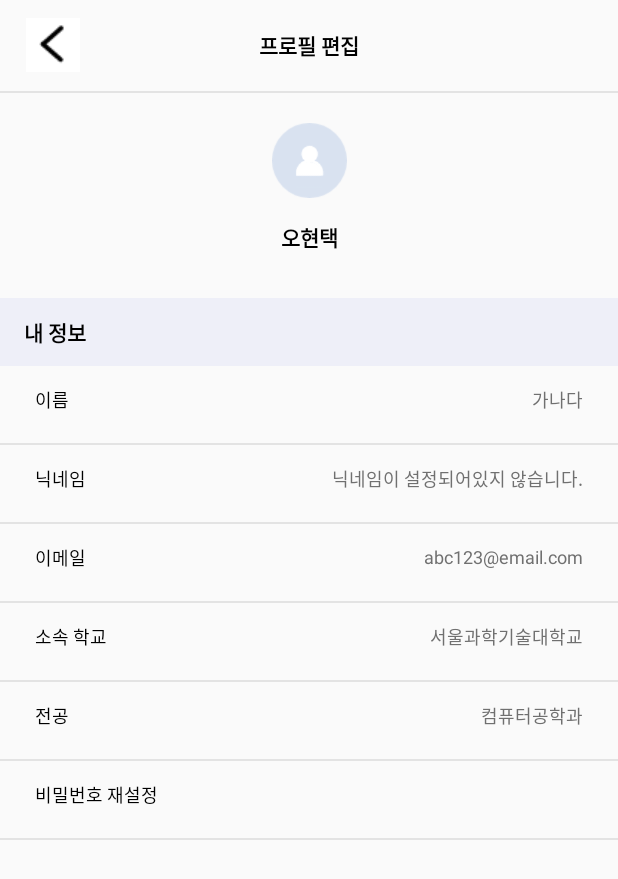
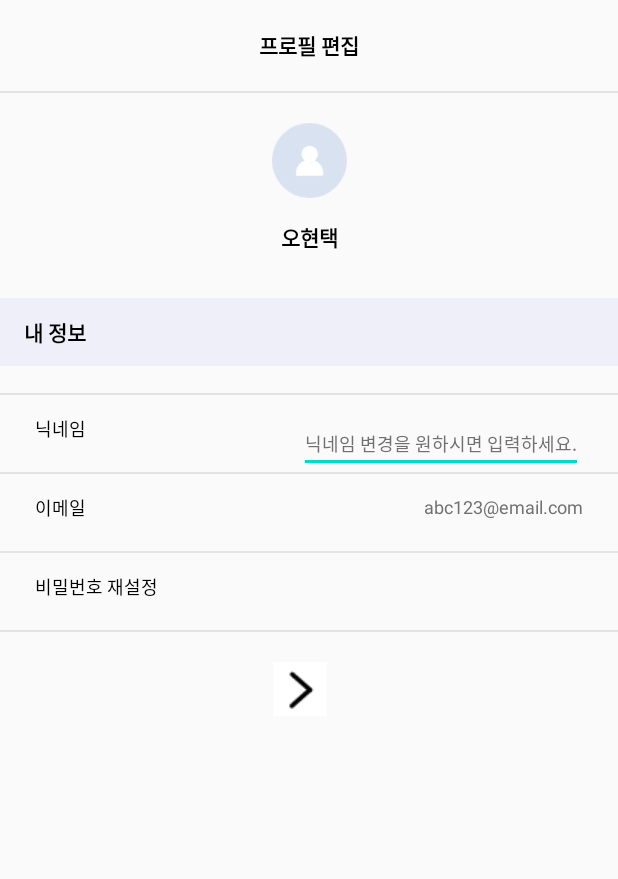
Before and after one commit to gon-pick/makingF, an Android app: the layout activity_profile_edit.xml on its own in the app's theme, with its tools: preview values and no code run, on a phone screen of 412 x 824 dp. Shown: the top 879 px of the screen. Run offline under Robolectric (Android 15) with nearby library versions, the phone set to English and light mode, and no system bars.

Commit message:
logout and modify mypage

```diff
--- a/app/build.gradle
+++ b/app/build.gradle
@@ -44,4 +44,5 @@ dependencies {
     androidTestImplementation 'androidx.test.ext:junit:1.1.1'
     androidTestImplementation 'androidx.test.espresso:espresso-core:3.2.0'
 
+    implementation 'com.google.firebase:firebase-database-ktx:19.4.0'
 }
--- a/app/src/main/java/com/example/making_f/FindPassword.kt
+++ b/app/src/main/java/com/example/making_f/Activity/FindPassword.kt
@@ -1,9 +1,10 @@
-package com.example.making_f
+package com.example.making_f.Activity
 
 import android.content.Intent
 import android.os.Bundle
 import android.widget.Toast
 import androidx.appcompat.app.AppCompatActivity
+import com.example.making_f.R
 import com.google.firebase.auth.FirebaseAuth
 import kotlinx.android.synthetic.main.activity_findpassword.*
 
@@ -17,7 +18,7 @@ class FindPassword : AppCompatActivity() {
         auth = FirebaseAuth.getInstance()
 
         btn_cert_back.setOnClickListener {
-            startActivity(Intent(this,LoginActivity::class.java))
+            startActivity(Intent(this, LoginActivity::class.java))
             finish()
         }
 
--- a/app/src/main/java/com/example/making_f/LoginActivity.kt
+++ b/app/src/main/java/com/example/making_f/Activity/LoginActivity.kt
@@ -1,10 +1,11 @@
-package com.example.making_f
+package com.example.making_f.Activity
 
 import android.content.Intent
 import android.os.Bundle
 import android.util.Log
 import android.widget.Toast
 import androidx.appcompat.app.AppCompatActivity
+import com.example.making_f.R
 import com.google.firebase.auth.FirebaseAuth
 import com.google.firebase.auth.FirebaseUser
 import kotlinx.android.synthetic.main.activity_login.*
@@ -38,6 +39,7 @@ class LoginActivity : AppCompatActivity() {
         val user = FirebaseAuth.getInstance().currentUser
         if (user != null) {
             startActivity(Intent(this, MainActivity::class.java))
+            finish()
         } else {
             Log.e("User's Account", "No Exist")
         }
--- a/app/src/main/java/com/example/making_f/MainActivity.kt
+++ b/app/src/main/java/com/example/making_f/Activity/MainActivity.kt
@@ -1,8 +1,9 @@
-package com.example.making_f
+package com.example.making_f.Activity
 
 import android.os.Bundle
 import android.view.MenuItem
 import androidx.appcompat.app.AppCompatActivity
+import com.example.making_f.R
 import com.example.making_f.navigation.HomeFragment
 import com.example.making_f.navigation.PostFragment
 import com.example.making_f.navigation.SearchFragment
@@ -43,4 +44,6 @@ class MainActivity : AppCompatActivity(), BottomNavigationView.OnNavigationItemS
         supportFragmentManager.beginTransaction().replace(R.id.main_content, detailViewFragment).commit()
         bottom_navigation.setOnNavigationItemSelectedListener(this)
     }
+
+
 }
--- a/app/src/main/res/layout/activity_login.xml
+++ b/app/src/main/res/layout/activity_login.xml
@@ -5,7 +5,7 @@
     xmlns:tools="http://schemas.android.com/tools"
     android:layout_width="match_parent"
     android:layout_height="match_parent"
-    tools:context=".LoginActivity">
+    tools:context=".Activity.LoginActivity">
 
     <TextView
         android:id="@+id/text_login"
--- a/app/src/main/res/layout/activity_main.xml
+++ b/app/src/main/res/layout/activity_main.xml
@@ -5,7 +5,7 @@
     xmlns:tools="http://schemas.android.com/tools"
     android:layout_width="match_parent"
     android:layout_height="match_parent"
-    tools:context=".MainActivity">
+    tools:context=".Activity.MainActivity">
 
     <FrameLayout
         android:id="@+id/main_content"
--- a/app/src/main/res/layout/activity_profile_edit.xml
+++ b/app/src/main/res/layout/activity_profile_edit.xml
@@ -1,5 +1,6 @@
 <?xml version="1.0" encoding="utf-8"?>
 <androidx.constraintlayout.widget.ConstraintLayout xmlns:android="http://schemas.android.com/apk/res/android"
+    xmlns:tools="http://schemas.android.com/tools"
     android:layout_width="match_parent"
     android:layout_height="match_parent"
     xmlns:app="http://schemas.android.com/apk/res-auto">
@@ -16,15 +17,6 @@
         android:textSize="14sp"
         android:textStyle="bold"
         android:textColor="#000000"/>
-
-    <ImageView
-        android:layout_width="wrap_content"
-        android:layout_height="wrap_content"
-        app:layout_constraintStart_toStartOf="parent"
-        app:layout_constraintTop_toTopOf="@id/txt_profile_edit"
-        app:layout_constraintBottom_toBottomOf="@id/txt_profile_edit"
-        android:layout_marginLeft="17dp"
-        android:src="@drawable/btn_back"/>
 
     <View
         android:id="@+id/pview"
@@ -80,38 +72,14 @@
         android:textSize="14sp"
         android:textStyle="bold"/>
 
-    <TextView
-        android:id="@+id/txt_profile_edit_my_name"
-        android:layout_width="wrap_content"
-        android:layout_height="wrap_content"
-        app:layout_constraintStart_toStartOf="parent"
-        app:layout_constraintTop_toBottomOf="@id/pview2"
-        android:text="이름"
-        android:layout_marginLeft="23dp"
-        android:layout_marginTop="13dp"
-        android:textColor="#000000"
-        android:textSize="12sp"/>
-
-    <TextView
-        android:id="@+id/txt_profile_edit_my_name_ex"
-        android:layout_width="wrap_content"
-        android:layout_height="wrap_content"
-        app:layout_constraintEnd_toEndOf="parent"
-        app:layout_constraintTop_toBottomOf="@id/pview2"
-        android:text="가나다"
-        android:layout_marginRight="23dp"
-        android:layout_marginTop="13dp"
-        android:textColor="#707070"
-        android:textSize="12sp"/>
-
     <View
         android:id="@+id/pview3"
-        app:layout_constraintTop_toBottomOf="@id/txt_profile_edit_my_name"
-        app:layout_constraintStart_toStartOf="@id/pview2"
         android:layout_width="match_parent"
         android:layout_height="1dp"
-        android:layout_marginTop="20dp"
-        android:background="#e3e3e3"/>
+        android:layout_marginTop="30dp"
+        android:background="#e3e3e3"
+        app:layout_constraintStart_toStartOf="@id/pview2"
+        app:layout_constraintTop_toBottomOf="@+id/txt_profile_edit_my_information" />
 
     <TextView
         android:id="@+id/txt_profile_edit_my_nickname"
@@ -125,13 +93,13 @@
         android:textColor="#000000"
         android:textSize="12sp"/>
 
-    <TextView
+    <EditText
         android:id="@+id/txt_profile_edit_my_nickname_ex"
         android:layout_width="wrap_content"
         android:layout_height="wrap_content"
         app:layout_constraintEnd_toEndOf="parent"
         app:layout_constraintTop_toBottomOf="@id/pview3"
-        android:text="닉네임이 설정되어있지 않습니다."
+        android:text="닉네임 변경을 원하시면 입력하세요."
         android:layout_marginRight="23dp"
         android:layout_marginTop="13dp"
         android:textColor="#707070"
@@ -172,100 +140,52 @@
         android:textSize="12sp"/>
 
     <View
-        android:id="@+id/pview5"
-        app:layout_constraintTop_toBottomOf="@id/txt_profile_edit_my_email"
-        app:layout_constraintStart_toStartOf="parent"
+        android:id="@+id/pview6"
         android:layout_width="match_parent"
         android:layout_height="1dp"
         android:layout_marginTop="20dp"
-        android:background="#e3e3e3"/>
+        android:background="#e3e3e3"
+        app:layout_constraintStart_toStartOf="parent"
+        app:layout_constraintTop_toBottomOf="@+id/txt_profile_edit_my_email" />
 
-    <TextView
-        android:id="@+id/txt_profile_edit_my_uni"
-        android:layout_width="wrap_content"
-        android:layout_height="wrap_content"
-        app:layout_constraintStart_toStartOf="parent"
-        app:layout_constraintTop_toBottomOf="@id/pview5"
-        android:text="소속 학교"
-        android:layout_marginLeft="23dp"
-        android:layout_marginTop="13dp"
-        android:textColor="#000000"
-        android:textSize="12sp"/>
 
-    <TextView
-        android:id="@+id/txt_profile_edit_my_uni_ex"
-        android:layout_width="wrap_content"
-        android:layout_height="wrap_content"
-        app:layout_constraintEnd_toEndOf="parent"
-        app:layout_constraintTop_toBottomOf="@id/pview5"
-        android:text="서울과학기술대학교"
-        android:layout_marginRight="23dp"
-        android:layout_marginTop="13dp"
-        android:textColor="#707070"
-        android:textSize="12sp"/>
-
-    <View
-        android:id="@+id/pview6"
-        app:layout_constraintTop_toBottomOf="@id/txt_profile_edit_my_uni"
-        app:layout_constraintStart_toStartOf="parent"
-        android:layout_width="match_parent"
-        android:layout_height="1dp"
-        android:layout_marginTop="20dp"
-        android:background="#e3e3e3"/>
-
-    <TextView
-        android:id="@+id/txt_profile_edit_my_major"
-        android:layout_width="wrap_content"
-        android:layout_height="wrap_content"
-        app:layout_constraintStart_toStartOf="parent"
-        app:layout_constraintTop_toBottomOf="@id/pview6"
-        android:text="전공"
-        android:layout_marginLeft="23dp"
-        android:layout_marginTop="13dp"
-        android:textColor="#000000"
-        android:textSize="12sp"/>
-
-    <TextView
-        android:id="@+id/txt_profile_edit_my_major_ex"
-        android:layout_width="wrap_content"
-        android:layout_height="wrap_content"
-        app:layout_constraintEnd_toEndOf="parent"
-        app:layout_constraintTop_toBottomOf="@id/pview6"
-        android:text="컴퓨터공학과"
-        android:layout_marginRight="23dp"
-        android:layout_marginTop="13dp"
-        android:textColor="#707070"
-        android:textSize="12sp"/>
-
-    <View
-        android:id="@+id/pview7"
-        app:layout_constraintTop_toBottomOf="@id/txt_profile_edit_my_major"
-        app:layout_constraintStart_toStartOf="parent"
-        android:layout_width="match_parent"
-        android:layout_height="1dp"
-        android:layout_marginTop="20dp"
-        android:background="#e3e3e3"/>
 
     <TextView
         android:id="@+id/txt_profile_edit_pwd"
         android:layout_width="wrap_content"
         android:layout_height="wrap_content"
         app:layout_constraintStart_toStartOf="parent"
-        app:layout_constraintTop_toBottomOf="@id/pview7"
+        app:layout_constraintTop_toBottomOf="@id/pview6"
         android:text="비밀번호 재설정"
         android:layout_marginLeft="23dp"
         android:layout_marginTop="13dp"
         android:textColor="#000000"
-        android:textSize="12sp"/>
+        android:textSize="12sp"
+        android:clickable="true"/>
 
     <View
-        app:layout_constraintTop_toBottomOf="@id/txt_profile_edit_pwd"
-        app:layout_constraintStart_toStartOf="parent"
+        android:id="@+id/view10"
         android:layout_width="match_parent"
         android:layout_height="1dp"
         android:layout_marginTop="20dp"
-        android:background="#e3e3e3"/>
+        android:background="#e3e3e3"
+        app:layout_constraintStart_toStartOf="parent"
+        app:layout_constraintTop_toBottomOf="@id/txt_profile_edit_pwd" />
 
+    <ImageButton
+        android:layout_width="wrap_content"
+        android:layout_height="wrap_content"
+        android:layout_marginStart="181dp"
+        android:layout_marginLeft="181dp"
+        android:layout_marginTop="20dp"
+        android:layout_marginEnd="194dp"
+        android:layout_marginRight="194dp"
+        android:rotation="180"
+        android:src="@drawable/btn_back"
+        android:background="#000000"
+        app:layout_constraintEnd_toEndOf="parent"
+        app:layout_constraintStart_toStartOf="parent"
+        app:layout_constraintTop_toBottomOf="@+id/view10" />
 
 
 
--- a/app/src/main/res/layout/activity_signup.xml
+++ b/app/src/main/res/layout/activity_signup.xml
@@ -23,7 +23,7 @@
         android:textSize="12sp"
         android:textColor="#000000"
         android:lineSpacingExtra="2sp"
-        android:text="이름"
+        android:text="닉네임"
         android:layout_below="@id/text_signup"
         android:layout_marginTop="38dp"
         android:layout_marginLeft="23dp"
@@ -36,7 +36,7 @@
         android:layout_below="@id/text_signup_name"
         android:layout_marginTop="4dp"
         android:layout_marginLeft="23dp"
-        android:hint="이름을 입력하세요."
+        android:hint="닉네임을 입력하세요."
         android:background="@drawable/round_edittext"
         />
 
--- a/app/src/main/res/layout/fragment_home.xml
+++ b/app/src/main/res/layout/fragment_home.xml
@@ -21,12 +21,6 @@
         android:layout_marginTop="19dp"
         android:gravity="center_horizontal"
         android:lineSpacingExtra="2sp"/>
-
-       <Button
-           android:layout_width="wrap_content"
-           android:layout_height="wrap_content"
-           android:text="logout"
-           android:id="@+id/logout"/>
 
     <LinearLayout
         android:layout_width="match_parent"
--- a/app/src/main/res/layout/fragment_search.xml
+++ b/app/src/main/res/layout/fragment_search.xml
@@ -66,7 +66,7 @@
     </LinearLayout>
     <LinearLayout
         android:layout_width="360dp"
-        android:layout_height="186dp"
+        android:layout_height="300dp"
         android:background="@drawable/ic_base"
         android:layout_marginTop="15dp"
         android:layout_gravity="center_horizontal"
@@ -93,7 +93,7 @@
         <TextView
             android:layout_width="wrap_content"
             android:layout_height="wrap_content"
-            android:textSize="9sp"
+            android:textSize="12sp"
             android:textColor="#000000"
             android:lineSpacingExtra="8sp"
             android:text="컴퓨터공학은 공업을 위주로 하던 산업사회에서 정보화 사회로
```
Also changed, not shown: app/src/main/AndroidManifest.xml (+5 -4 lines), app/src/main/java/com/example/making_f/Activity/ProfileEditActivity.kt (added, +39 -0 lines), app/src/main/java/com/example/making_f/Activity/SignUpActivity.kt (renamed from app/src/main/java/com/example/making_f/SignUpActivity.kt, +12 -4 lines), app/src/main/java/com/example/making_f/navigation/HomeFragment.kt (+1 -9 lines), app/src/main/java/com/example/making_f/navigation/ProfileEditActivity.kt (deleted, +0 -13 lines), app/src/main/java/com/example/making_f/navigation/UserFragment.kt (+12 -2 lines), app/src/main/res/layout/fragment_user.xml (+24 -15 lines).
